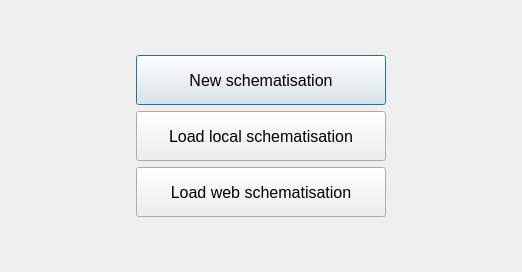
This is threedi_api_qgis_client/ui/build_options.ui in nens/threedi-api-qgis-client as Qt 5 draws it before an edit. The edited form follows.
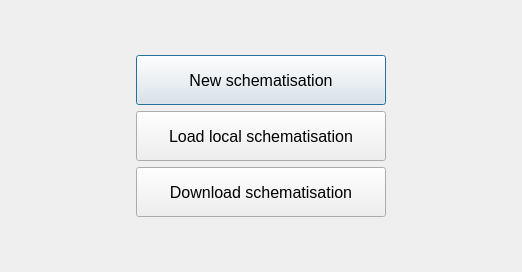
This is the edited form.

Patch:
```diff
--- a/threedi_api_qgis_client/ui/build_options.ui
+++ b/threedi_api_qgis_client/ui/build_options.ui
@@ -112,7 +112,7 @@
          </font>
         </property>
         <property name="text">
-         <string>Load web schematisation</string>
+         <string>Download schematisation</string>
         </property>
        </widget>
       </item>
```
